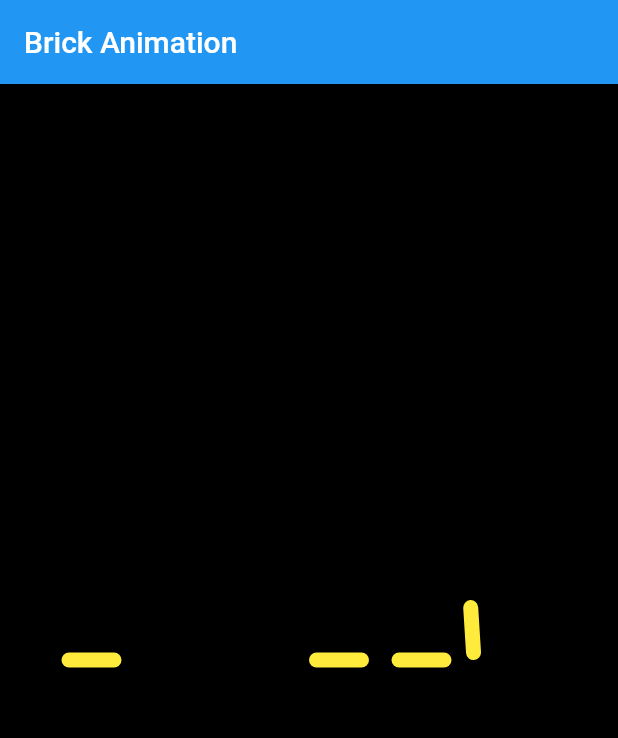
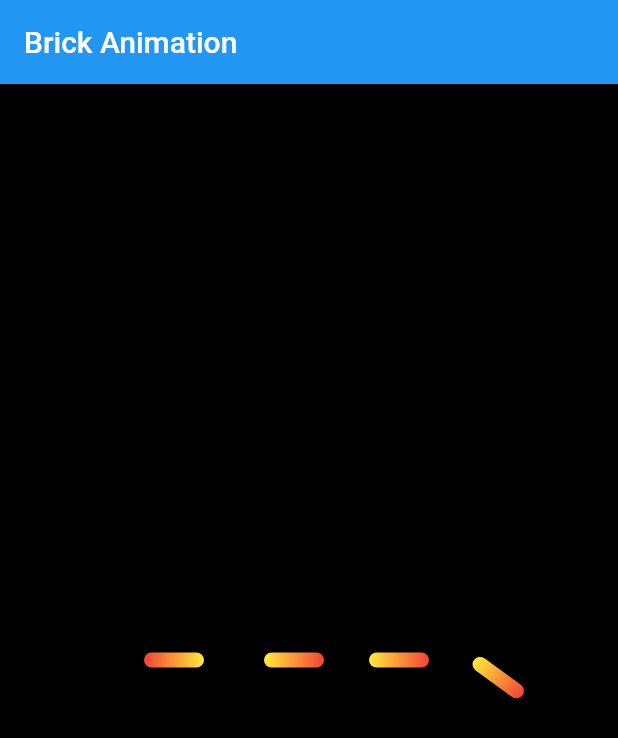
Before and after one commit to ajay1706/flutter-animations-3, a Flutter app: the screen it shows after launch, on a phone screen of 412 x 824 dp. Shown: the top 738 px of the screen. Run offline on Flutter 3.47's test engine with Material 2 defaults, Android fonts, the phone set to English and light mode, and no system bars.

Commit message:
adding up the animation with gradiet color

```diff
--- a/flutter_animations3/lib/brick.dart
+++ b/flutter_animations3/lib/brick.dart
@@ -20,7 +20,7 @@ Tween tween;
     super.initState();
     animationController = AnimationController(
       vsync: this,
-      duration: Duration(seconds:5 ),
+      duration: Duration(seconds:3 ),
      );
 
      tween = Tween( begin:0.0 , end: 1.0 );
@@ -104,10 +104,11 @@ parent: animationController
           child: Row(
             mainAxisAlignment: MainAxisAlignment.center,
             children: <Widget>[
-              AnimatedBrick(animations: [animOne,animTwo],controller: animationController,marginLeft: 15,alignment: Alignment.centerLeft),
-              AnimatedBrick(animations: [animThree,animEight],controller: animationController,marginLeft: 15,),
-              AnimatedBrick(animations: [animFour,animSeven],controller: animationController,marginLeft: 15,),
-              AnimatedBrick(animations: [animFive,animSix],controller: animationController,marginLeft: 15,),
+              AnimatedBrick(animations: [animOne,animTwo],controller: animationController,marginLeft: 0,alignment: Alignment.centerLeft,isClockwise: true,),
+              AnimatedBrick(animations: [animThree,animEight],controller: animationController,marginLeft: 0,isClockwise: false,),
+              AnimatedBrick(animations: [animFour,animSeven],controller: animationController,marginLeft: 30,isClockwise: true,),
+              AnimatedBrick(animations: [animFive,animSix],controller: animationController,marginLeft: 30,isClockwise: false,),
+
             ],
           ),
 
@@ -123,28 +124,46 @@ final AnimationController controller;
 final List<Animation> animations;
 final double marginLeft;
 final Alignment alignment;
+final bool isClockwise;
 
 AnimatedBrick(  {
 Key key,
 this.controller,
 this.animations,
 this.marginLeft,
-this.alignment = Alignment.centerRight
+this.alignment = Alignment.centerRight,
+this.isClockwise
 }) : super(key:key,listenable:controller);
 
 Matrix4 cloclWise(animation) => Matrix4.rotationZ(animation.value * math.pi*2.0 * 0.5);
 
+Matrix4 antiClockwise(animation) => Matrix4.rotationZ(-(animation.value * math.pi*2.0 * 0.5));
+
+
   @override
   Widget build(BuildContext context) {
 
-    var firstTransformation;
-    firstTransformation = cloclWise(animations[0]);
+    var firstTransformation,secondTransformation;
+
+    if(isClockwise){
+        firstTransformation = cloclWise(animations[0]);
+    secondTransformation = cloclWise(animations[1]);
+    }
+    else{
+        firstTransformation = antiClockwise(animations[0]);
+    secondTransformation = antiClockwise(animations[1]);
+    }
+
+
     // TODO: implement build
     return Transform(
       transform: firstTransformation,
       alignment: alignment,
 
-      child: Brick(marginLeft: marginLeft,));
+      child: Transform(
+        transform: secondTransformation,
+        alignment: alignment,
+        child: Brick(marginLeft: marginLeft,)));
   }
 
 
@@ -163,7 +182,12 @@ class Brick extends StatelessWidget {
             width: 40.0,
             decoration: BoxDecoration(
               borderRadius: BorderRadius.circular(15.0),
-                      color: Colors.yellow,
+                      gradient:LinearGradient(
+                        colors: [
+                          Colors.red,
+                          Colors.yellow
+                        ]
+                      ) ,
 
 
 ),  );
```
